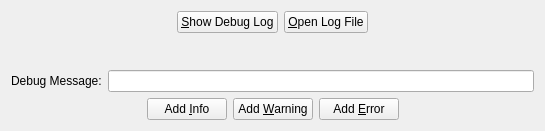
First picture: the form in TestApps/DebugLogTest/MainWindow.ui, repository xmichelo/XMiLib, before the edit.
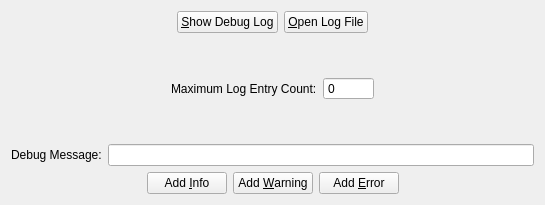
Second picture: the form after the edit.

Commit message: DebugLogTest: added button to limit entry count.

```diff
--- a/TestApps/DebugLogTest/MainWindow.ui
+++ b/TestApps/DebugLogTest/MainWindow.ui
@@ -7,7 +7,7 @@
     <x>0</x>
     <y>0</y>
     <width>545</width>
-    <height>131</height>
+    <height>205</height>
    </rect>
   </property>
   <property name="windowTitle">
@@ -72,6 +72,72 @@
       </property>
      </spacer>
     </item>
+    <item>
+     <layout class="QHBoxLayout" name="horizontalLayout_4">
+      <item>
+       <spacer name="horizontalSpacer_5">
+        <property name="orientation">
+         <enum>Qt::Horizontal</enum>
+        </property>
+        <property name="sizeHint" stdset="0">
+         <size>
+          <width>40</width>
+          <height>10</height>
+         </size>
+        </property>
+       </spacer>
+      </item>
+      <item>
+       <widget class="QLabel" name="labelMaxEntryCount">
+        <property name="text">
+         <string>Maximum Log Entry Count:</string>
+        </property>
+       </widget>
+      </item>
+      <item>
+       <widget class="QSpinBox" name="spinMaxEntryCount">
+        <property name="buttonSymbols">
+         <enum>QAbstractSpinBox::NoButtons</enum>
+        </property>
+        <property name="keyboardTracking">
+         <bool>false</bool>
+        </property>
+        <property name="minimum">
+         <number>0</number>
+        </property>
+        <property name="maximum">
+         <number>2147483647</number>
+        </property>
+       </widget>
+      </item>
+      <item>
+       <spacer name="horizontalSpacer_6">
+        <property name="orientation">
+         <enum>Qt::Horizontal</enum>
+        </property>
+        <property name="sizeHint" stdset="0">
+         <size>
+          <width>40</width>
+          <height>10</height>
+         </size>
+        </property>
+       </spacer>
+      </item>
+     </layout>
+    </item>
+    <item>
+     <spacer name="verticalSpacer_2">
+      <property name="orientation">
+       <enum>Qt::Vertical</enum>
+      </property>
+      <property name="sizeHint" stdset="0">
+       <size>
+        <width>20</width>
+        <height>28</height>
+       </size>
+      </property>
+     </spacer>
+    </item>
     <item>
      <layout class="QHBoxLayout" name="horizontalLayout_3">
       <item>
```
Left out of the diff: 17 changed lines with no effect on the pictures. The commit also changes 4 other files.
